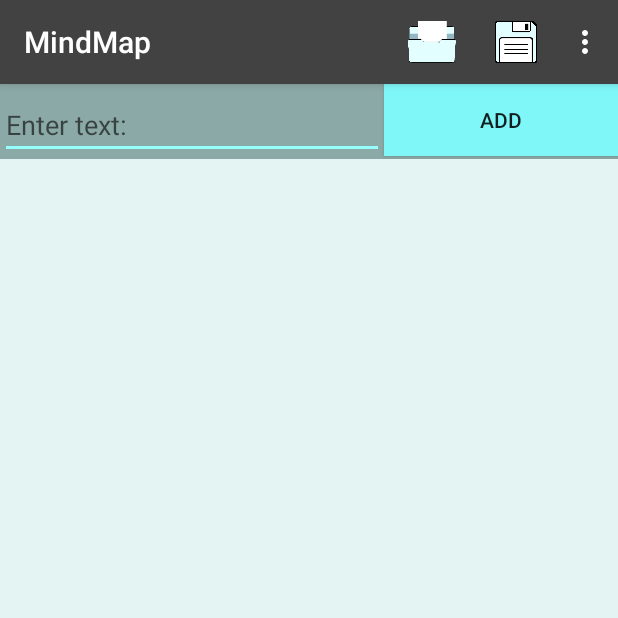
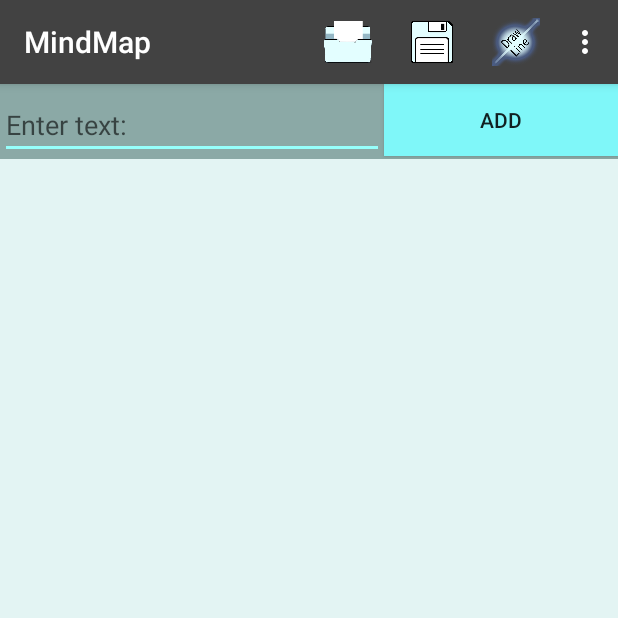
Before and after one commit to KimNilssonen/MindMap, an Android app: the screen it shows after launch (MainActivity), in the options menu, after a tap on "Clear", on a phone screen of 412 x 824 dp, the top half of it. Run offline under Robolectric (Android 15) with nearby library versions, the phone set to English and light mode, and no system bars.

Commit message:
Lines can be drawn as meant. Still wont move with textviews.

```diff
--- a/app/src/main/java/com/example/kimpanio/mindmap/MainActivity.java
+++ b/app/src/main/java/com/example/kimpanio/mindmap/MainActivity.java
@@ -1,8 +1,10 @@
 package com.example.kimpanio.mindmap;
 
+import android.content.ClipData;
 import android.content.Intent;
 import android.graphics.Canvas;
 import android.graphics.Color;
+import android.graphics.drawable.Drawable;
 import android.os.Bundle;
 import android.os.Environment;
 import android.support.v7.app.AppCompatActivity;
@@ -43,6 +45,8 @@ public class MainActivity extends AppCompatActivity {
 
     private int mScreenWidth;
     private int mScreenHeight;
+
+    public boolean drawLine = false;
 
     @Override
     protected void onCreate(Bundle savedInstanceState) {
@@ -101,21 +105,6 @@ public class MainActivity extends AppCompatActivity {
 
     }
 
-    //OLD CODE, tried with another method here.
-//    // Creation of a textview element.
-//    private TextView createTextView(int pPosX, int pPosY) {
-//
-//        customTextView = new CustomTextView(MainActivity.this);
-//        setTextViewProperties(customTextView);
-//
-//        Point lPoint = new Point();
-//        lPoint.x = pPosX;
-//        lPoint.y = pPosY;
-//        customTextView.setPosition(lPoint);
-//
-//        return customTextView;
-//    }
-
     public void saveMap(View view) {
         Intent intent = new Intent(this, SaveMapActivity.class);
         Serializable xmlContent = new File(getApplicationContext().getFilesDir(), "content_main.xml");
@@ -128,8 +117,21 @@ public class MainActivity extends AppCompatActivity {
         startActivity(intent);
     }
 
+    public void drawLines(ZoomableViewGroup view, MenuItem item) {
+        if(!view.drawLineActivated) {
+            item.setIcon(getResources().getDrawable(R.drawable.line_activated));
+            view.drawLineActivated = true;
+            Toast.makeText(view.getContext(), "Drawing line activated!", Toast.LENGTH_SHORT).show();
+        }
+        else {
+            item.setIcon(getResources().getDrawable(R.drawable.line));
+            view.drawLineActivated = false;
+            Toast.makeText(view.getContext(), "Drawing line de-activated!", Toast.LENGTH_SHORT).show();
+        }
+    }
+
     public void clearBoard(ViewGroup view) {
-        view.removeAllViewsInLayout();
+        view.removeAllViews();
     }
 
     public String emptyEditTextField(){
@@ -167,6 +169,10 @@ public class MainActivity extends AppCompatActivity {
             openMap(mapLayout);
         }
 
+        if(id == R.id.draw_line) {
+            drawLines(zoomableViewGroup, item);
+        }
+
         return super.onOptionsItemSelected(item);
     }
 }
--- a/app/src/main/java/com/example/kimpanio/mindmap/ZoomableViewGroup.java
+++ b/app/src/main/java/com/example/kimpanio/mindmap/ZoomableViewGroup.java
@@ -17,7 +17,7 @@ public class ZoomableViewGroup extends ViewGroup{
 
     private static final int INVALID_POINTER_ID = 1;
     private int mActivePointerId = INVALID_POINTER_ID;
-    private boolean drawLineActivated = false;
+    public boolean drawLineActivated = false;
     private int touchCounter;
 
     private float mScaleFactor = 1;
@@ -51,16 +51,13 @@ public class ZoomableViewGroup extends ViewGroup{
     private float stopX;
     private float stopY;
     private List<DrawView> drawViewList;
-    //private Paint paint = new Paint();
 
     public ZoomableViewGroup(Context context) {
         super(context);
         mScaleDetector = new ScaleGestureDetector(context, new ScaleListener());
         mTranslateMatrix.setTranslate(0, 0);
         mScaleMatrix.setScale(1, 1);
-        //paint.setStrokeWidth(5);
-        //paint.setColor(Color.BLACK);
-        drawViewList = new ArrayList<>();
+        drawViewList = new ArrayList<>(); // Is not in use atm. Used another way without this list.
         touchCounter = 0;
     }
 
@@ -93,11 +90,10 @@ public class ZoomableViewGroup extends ViewGroup{
         canvas.save();
         canvas.translate(mPosX, mPosY);
         canvas.scale(mScaleFactor, mScaleFactor, mFocusX, mFocusY);
-//        canvas.drawLine(startX, startY, stopX, stopY, paint);
-        for (int i = 0; i < drawViewList.size(); i++){
-            DrawView drawView = drawViewList.get(i);
-            drawView.draw(canvas);
-        }
+        //for (int i = 0; i < drawViewList.size(); i++){
+        //    DrawView drawView = drawViewList.get(i);
+        //    drawView.draw(canvas);
+        //}
         super.dispatchDraw(canvas);
         canvas.restore();
 
@@ -240,10 +236,15 @@ public class ZoomableViewGroup extends ViewGroup{
 
             switch (motionEvent.getAction() & MotionEvent.ACTION_MASK) {
                 case MotionEvent.ACTION_DOWN:
+                    if(drawLineActivated) {
+                        touchCounter++;
+                    }
+                    else {
+                        touchCounter = 0;
+                    }
                     RelativeLayout.LayoutParams lParams = (RelativeLayout.LayoutParams) view.getLayoutParams();
                     mXDelta = X - lParams.leftMargin;
                     mYDelta = Y - lParams.topMargin;
-                    touchCounter++;
                     if(touchCounter == 1) {
                         firstPressedView = view;
                     }
@@ -262,19 +263,24 @@ public class ZoomableViewGroup extends ViewGroup{
                     view.setTranslationX(layoutParams.leftMargin);
                     view.setTranslationY(layoutParams.topMargin);
                     view.setLayoutParams(layoutParams);
+
+                    // TODO: Check foreach drawview, if that drawview has same start or stop coords as the view currently moving. In that case, change that drawviews coords. Or something like that...
                     break;
 
                 case MotionEvent.ACTION_UP:
                     mActivePointerId = INVALID_POINTER_ID;
                     if(firstPressedView != null && secondPressedView != null) {
                         if(firstPressedView.getId() == secondPressedView.getId()) {
-                            if(touchCounter != 0) {
-                                touchCounter--;
+                            if(drawLineActivated) {
+                                if (touchCounter >= 2) {
+                                    touchCounter--;
+                                }
+                            }
+                            else {
+                                touchCounter = 0;
                             }
                         }
                     }
-
-                    //TODO: Fix counter problem. THe app draws a line directly when moving a new textview. FIX!
 
                     if (touchCounter == 1) {
                         startX = view.getX() + view.getWidth() / 2;
@@ -287,11 +293,14 @@ public class ZoomableViewGroup extends ViewGroup{
                         DrawView drawView = new DrawView(getContext());
                         drawView.setStartCoords(startX, startY);
                         drawView.setStopCoords(stopX, stopY);
-                        drawViewList.add(drawView);
+
+                        ZoomableViewGroup.this.addView(drawView);
+                        //drawViewList.add(drawView);
+
+                        //for(View child: drawViewList){
+                        //    ZoomableViewGroup.this.addView(child);
+                        //}
                         touchCounter = 0;
-                    }
-                    else if (touchCounter >= 3) {
-
                     }
                     break;
 
--- a/app/src/main/res/menu/menu_main.xml
+++ b/app/src/main/res/menu/menu_main.xml
@@ -18,14 +18,21 @@
         android:id="@+id/open_map"
         android:title="@string/open_map"
         android:icon="@drawable/open"
-        app:showAsAction="ifRoom"
+        app:showAsAction="always"
         />
 
     <item
         android:id="@+id/save_map"
         android:title="@string/save_map"
         android:icon="@drawable/floppy_icon"
-        app:showAsAction="ifRoom"
+        app:showAsAction="always"
+        />
+
+    <item
+        android:id="@+id/draw_line"
+        android:title="@string/draw_line"
+        android:icon="@drawable/line"
+        app:showAsAction="always"
         />
 
 </menu>
--- a/app/src/main/res/values/strings.xml
+++ b/app/src/main/res/values/strings.xml
@@ -2,6 +2,7 @@
     <string name="app_name">MindMap</string>
     <string name="action_settings">Settings</string>
     <string name="clear_board">Clear</string>
+    <string name="draw_line">Line</string>
     <string name="save_map">Save</string>
     <string name="open_map">Open</string>
     <string name="delete">Delete</string>
```
Also changed, not shown: app/src/main/res/drawable/line.png (added), app/src/main/res/drawable/line_activated.png (added).
